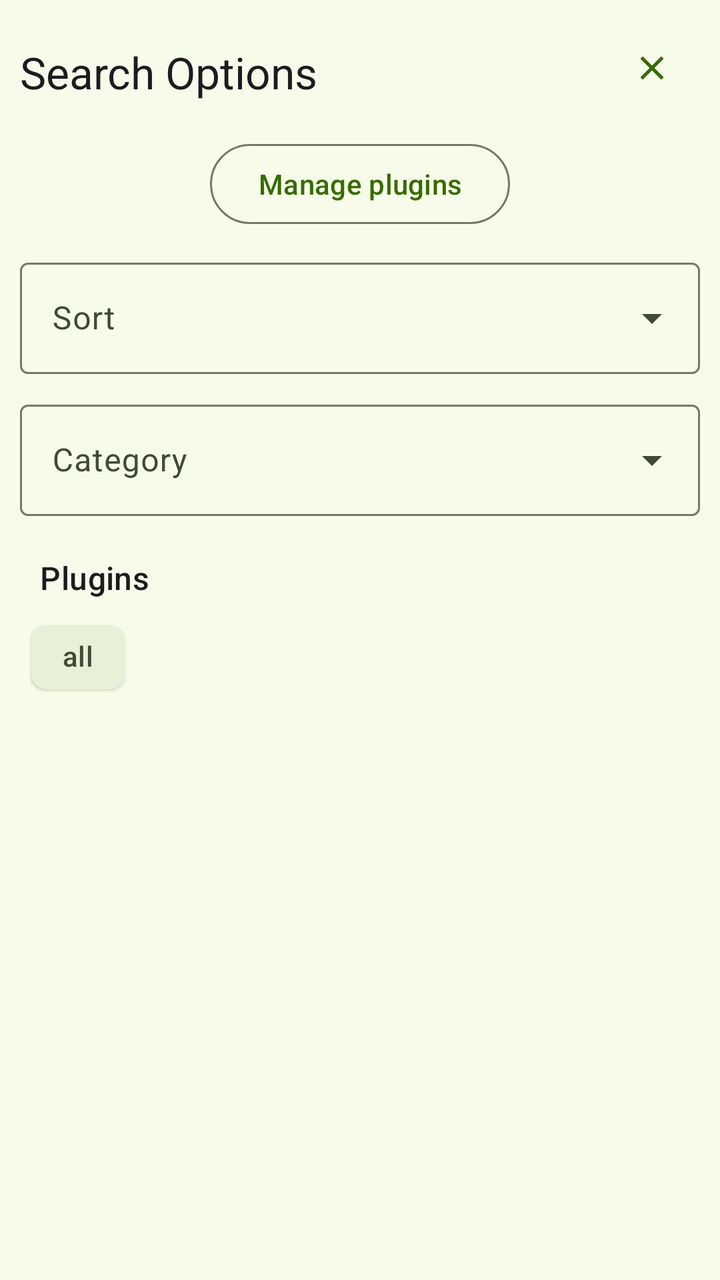
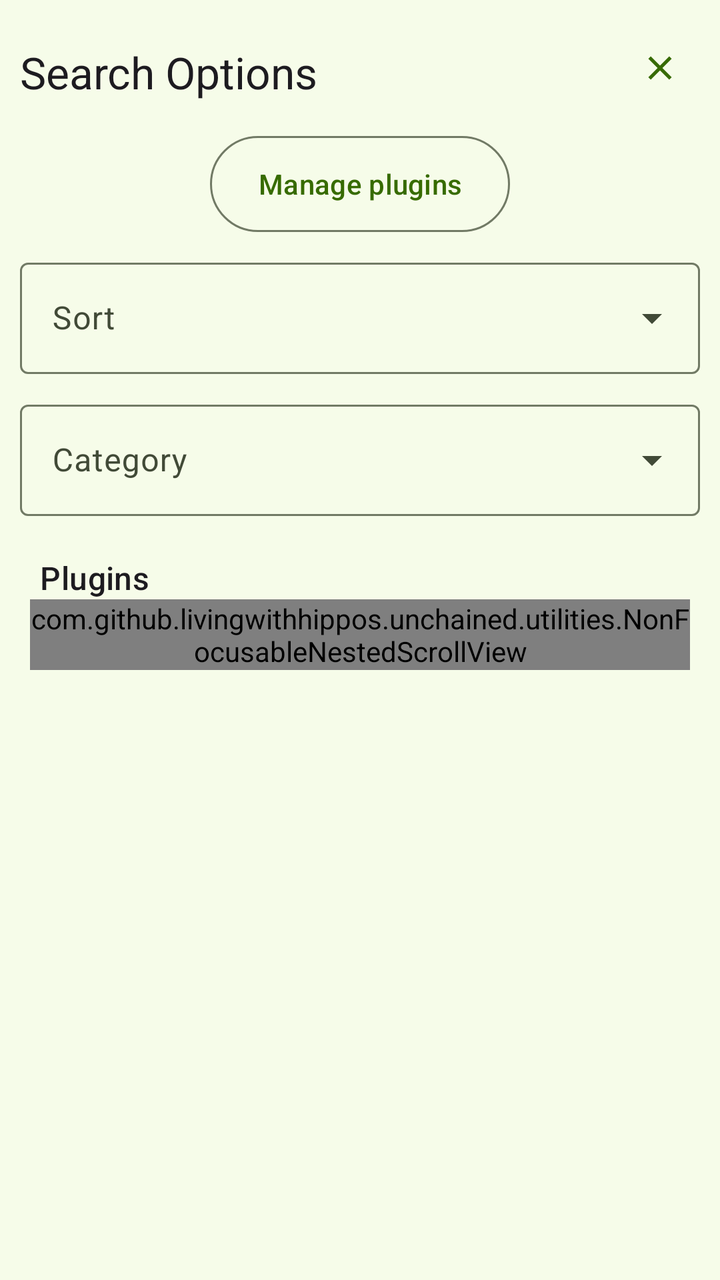

The first picture is an Android layout as it rendered before a commit; the second is the same layout after the commit. The layout source and the unified diff follow.
<!-- AndroidManifest.xml: application theme Theme.Unchained.Material3.Green.One -->
<!-- res/layout/sidesheet_search_plugins_options.xml -->
<LinearLayout
    xmlns:android="http://schemas.android.com/apk/res/android"
    xmlns:app="http://schemas.android.com/apk/res-auto"
    android:id="@+id/optionsSideSheet"
    style="@style/Widget.Material3.SideSheet.Modal"
    android:layout_width="256dp"
    android:layout_height="match_parent"
    android:orientation="vertical"
    android:padding="10dp"
    app:layout_behavior="com.google.android.material.sidesheet.SideSheetBehavior">

    <LinearLayout
        android:layout_width="match_parent"
        android:layout_height="wrap_content"
        android:orientation="horizontal"
        android:gravity="center_vertical"
        >

    <TextView
        android:id="@+id/tvTitle"
        android:layout_width="0dp"
        android:layout_weight="1"
        android:layout_height="wrap_content"
        android:layout_marginTop="2dp"
        android:text="@string/search_options"
        android:textAppearance="?attr/textAppearanceTitleLarge"
        />

    <Button
        android:id="@+id/closeButton"
        style="?attr/materialIconButtonStyle"
        android:layout_width="wrap_content"
        android:layout_height="wrap_content"
        app:icon="@drawable/icon_close"
        />
    </LinearLayout>

<Button
        android:id="@+id/btnOpenRepositories"
        style="?attr/materialButtonOutlinedStyle"
        android:layout_width="wrap_content"
        android:layout_height="wrap_content"
        android:layout_marginTop="10dp"
        android:text="@string/manage_plugins"
        android:layout_gravity="center" />

    <com.google.android.material.textfield.TextInputLayout
        android:id="@+id/sortingPicker"
        style="@style/Widget.Material3.TextInputLayout.OutlinedBox.ExposedDropdownMenu"
        android:layout_width="match_parent"
        android:layout_height="wrap_content"
        android:layout_marginTop="10dp"
        >

        <AutoCompleteTextView
            android:id="@+id/sortingPickerTextView"
            android:layout_width="match_parent"
            android:layout_height="wrap_content"
            android:hint="@string/sort"
            android:inputType="none"
            app:simpleItems="@array/search_sorting" />
    </com.google.android.material.textfield.TextInputLayout>

    <com.google.android.material.textfield.TextInputLayout
        android:id="@+id/categoryPicker"
        style="@style/Widget.Material3.TextInputLayout.OutlinedBox.ExposedDropdownMenu"
        android:layout_width="match_parent"
        android:layout_height="wrap_content"
        android:layout_marginTop="10dp"
        >

        <AutoCompleteTextView
            android:id="@+id/categoryPickerTextView"
            android:layout_width="match_parent"
            android:layout_height="wrap_content"
            android:hint="@string/category"
            android:inputType="none"
            app:simpleItems="@array/search_categories" />

    </com.google.android.material.textfield.TextInputLayout>

    <com.google.android.material.card.MaterialCardView
        android:id="@+id/cvPlugins"
        style="@style/Widget.Material3.CardView.Outlined"
        android:layout_width="match_parent"
        android:layout_height="wrap_content"
        android:layout_marginTop="10dp"
        android:checkable="false"
        android:clickable="false"
        android:focusable="false"
        app:cardBackgroundColor="@android:color/transparent"
        app:cardElevation="0dp"
        app:strokeWidth="0dp">

        <LinearLayout
            android:layout_width="match_parent"
            android:layout_height="wrap_content"
            android:orientation="vertical"
            android:padding="5dp">

            <TextView
                android:layout_width="wrap_content"
                android:layout_height="wrap_content"
                android:layout_marginStart="5dp"
                android:layout_marginTop="5dp"
                android:text="@string/plugins"
                android:textAppearance="?attr/textAppearanceTitleMedium" />

            
            <androidx.core.widget.NestedScrollView
                android:layout_width="match_parent"
                android:layout_height="match_parent">

                <com.google.android.material.chip.ChipGroup
                    android:id="@+id/pluginsChipGroup"
                    android:layout_width="match_parent"
                    android:layout_height="wrap_content"
                    android:layout_marginTop="5dp"
                    app:chipSpacingVertical="3dp">

                    <com.google.android.material.chip.Chip
                        android:id="@+id/allPluginsChip"
                        style="@style/Widget.Material3.Chip.Filter.Elevated"
                        android:layout_width="wrap_content"
                        android:layout_height="wrap_content"
                        android:checked="false"
                        android:text="@string/all" />
                </com.google.android.material.chip.ChipGroup>
            </androidx.core.widget.NestedScrollView>
        </LinearLayout>
    </com.google.android.material.card.MaterialCardView>
</LinearLayout>
<!-- resources referenced by this layout -->
<resources>
  <style name="Theme.Unchained.Material3" parent="Theme.Material3.Light.NoActionBar">
          <item name="appBarLayoutStyle">@style/Widget.App.AppBarLayout</item>
          <item name="toolbarStyle">@style/Widget.App.Toolbar</item>
          
          <item name="mainBackground">@drawable/bg_solid</item>
      </style>
  <!-- unchanged entries left out for length: 80 -->
</resources>

<!-- the commit's change to res/layout/sidesheet_search_plugins_options.xml (unified diff, before → after) -->
@@ -107,7 +107,7 @@
                 android:textAppearance="?attr/textAppearanceTitleMedium" />
 
             
-            <androidx.core.widget.NestedScrollView
+            <com.github.livingwithhippos.unchained.utilities.NonFocusableNestedScrollView
                 android:layout_width="match_parent"
                 android:layout_height="match_parent">
 
@@ -120,13 +120,13 @@
 
                     <com.google.android.material.chip.Chip
                         android:id="@+id/allPluginsChip"
-                        style="@style/Widget.Material3.Chip.Filter.Elevated"
+                        style="@style/Widget.Unchained.Chip.FilterElevated"
                         android:layout_width="wrap_content"
                         android:layout_height="wrap_content"
                         android:checked="false"
                         android:text="@string/all" />
                 </com.google.android.material.chip.ChipGroup>
-            </androidx.core.widget.NestedScrollView>
+            </com.github.livingwithhippos.unchained.utilities.NonFocusableNestedScrollView>
         </LinearLayout>
     </com.google.android.material.card.MaterialCardView>
 </LinearLayout>
<!-- resource entries referenced after the edit -->
@@ -1,11 +1,141 @@
 <!-- resources referenced by this layout -->
 <resources>
+  <style name="Widget.Unchained.Chip.FilterElevated" parent="Widget.Material3.Chip.Filter.Elevated">
+          <item name="android:foreground">@drawable/focus_ring_control</item>
+      </style>
+  <!-- drawable focus_ring_control (drawable) -->
+  <?xml version="1.0" encoding="utf-8"?>
+  <selector xmlns:android="http://schemas.android.com/apk/res/android">
+      <item android:state_focused="true">
+          <shape android:shape="rectangle">
+              <corners android:radius="8dp" />
+              <solid android:color="@color/focus_fill" />
+              <stroke android:width="@dimen/focus_stroke_width" android:color="?attr/colorPrimary" />
+          </shape>
+      </item>
+      <item>
+          <shape android:shape="rectangle">
+              <solid android:color="@android:color/transparent" />
+          </shape>
+      </item>
+  </selector>
   <style name="Theme.Unchained.Material3" parent="Theme.Material3.Light.NoActionBar">
           <item name="appBarLayoutStyle">@style/Widget.App.AppBarLayout</item>
           <item name="toolbarStyle">@style/Widget.App.Toolbar</item>
           
           <item name="mainBackground">@drawable/bg_solid</item>
+  
+          
+          <item name="materialButtonStyle">@style/Widget.Unchained.Button</item>
+          <item name="materialButtonOutlinedStyle">@style/Widget.Unchained.Button.Outlined</item>
+          <item name="borderlessButtonStyle">@style/Widget.Unchained.Button.Text</item>
+          <item name="materialIconButtonStyle">@style/Widget.Unchained.Button.Icon</item>
+          <item name="materialIconButtonFilledStyle">@style/Widget.Unchained.Button.IconFilled</item>
+          <item name="floatingActionButtonStyle">@style/Widget.Unchained.FloatingActionButton</item>
+          <item name="checkboxStyle">@style/Widget.Unchained.CheckBox</item>
+          <item name="materialSwitchStyle">@style/Widget.Unchained.Switch</item>
+          <item name="actionButtonStyle">@style/Widget.Unchained.ActionButton</item>
+          <item name="actionOverflowButtonStyle">@style/Widget.Unchained.ActionButton.Overflow</item>
+          <item name="toolbarNavigationButtonStyle">@style/Widget.Unchained.ActionButton.Navigation</item>
       </style>
+  <dimen name="focus_stroke_width">3dp</dimen>
+  <style name="Widget.Unchained.Button" parent="Widget.Material3.Button">
+          <item name="android:foreground">@drawable/focus_ring_pill</item>
+          <item name="android:insetTop">0dp</item>
+          <item name="android:insetBottom">0dp</item>
+      </style>
+  <style name="Widget.Unchained.Button.Outlined" parent="Widget.Material3.Button.OutlinedButton">
+          <item name="android:foreground">@drawable/focus_ring_pill</item>
+          <item name="android:insetTop">0dp</item>
+          <item name="android:insetBottom">0dp</item>
+      </style>
+  <style name="Widget.Unchained.Button.Text" parent="Widget.Material3.Button.TextButton">
+          <item name="android:foreground">@drawable/focus_ring_pill</item>
+          <item name="android:insetTop">0dp</item>
+          <item name="android:insetBottom">0dp</item>
+      </style>
+  <style name="Widget.Unchained.Button.Icon" parent="Widget.Material3.Button.IconButton">
+          <item name="android:foreground">@drawable/focus_ring_pill</item>
+          <item name="android:insetTop">0dp</item>
+          <item name="android:insetBottom">0dp</item>
+          <item name="android:insetLeft">0dp</item>
+          <item name="android:insetRight">0dp</item>
+      </style>
+  <style name="Widget.Unchained.Button.IconFilled" parent="Widget.Material3.Button.IconButton.Filled">
+          <item name="android:foreground">@drawable/focus_ring_pill</item>
+          <item name="android:insetTop">0dp</item>
+          <item name="android:insetBottom">0dp</item>
+          <item name="android:insetLeft">0dp</item>
+          <item name="android:insetRight">0dp</item>
+      </style>
+  <style name="Widget.Unchained.FloatingActionButton" parent="Widget.Material3.FloatingActionButton.Primary">
+          <item name="android:foreground">@drawable/focus_ring_fab</item>
+      </style>
+  <style name="Widget.Unchained.CheckBox" parent="Widget.Material3.CompoundButton.CheckBox">
+          <item name="android:foreground">@drawable/focus_ring_control</item>
+      </style>
+  <style name="Widget.Unchained.Switch" parent="Widget.Material3.CompoundButton.MaterialSwitch">
+          <item name="android:foreground">@drawable/focus_ring_control</item>
+      </style>
+  <style name="Widget.Unchained.ActionButton" parent="Widget.AppCompat.ActionButton">
+          <item name="android:foreground">@drawable/focus_ring_toolbar</item>
+      </style>
+  <style name="Widget.Unchained.ActionButton.Overflow" parent="Widget.AppCompat.ActionButton.Overflow">
+          <item name="android:foreground">@drawable/focus_ring_toolbar</item>
+      </style>
+  <style name="Widget.Unchained.ActionButton.Navigation" parent="Widget.AppCompat.Toolbar.Button.Navigation">
+          <item name="android:foreground">@drawable/focus_ring_toolbar</item>
+      </style>
+  <!-- drawable focus_ring_pill (drawable) -->
+  <?xml version="1.0" encoding="utf-8"?>
+  <selector xmlns:android="http://schemas.android.com/apk/res/android">
+      <item android:state_focused="true">
+          <shape android:shape="rectangle">
+              <corners android:radius="50dp" />
+              <solid android:color="@color/focus_fill" />
+              <stroke android:width="@dimen/focus_stroke_width" android:color="?attr/colorPrimary" />
+          </shape>
+      </item>
+      <item>
+          <shape android:shape="rectangle">
+              <solid android:color="@android:color/transparent" />
+          </shape>
+      </item>
+  </selector>
+  <!-- drawable focus_ring_fab (drawable) -->
+  <?xml version="1.0" encoding="utf-8"?>
+  <selector xmlns:android="http://schemas.android.com/apk/res/android">
+      <item android:state_focused="true">
+          <shape android:shape="rectangle">
+              <corners android:radius="16dp" />
+              <solid android:color="@color/focus_fill_on_container" />
+              <stroke
+                  android:width="@dimen/focus_stroke_width"
+                  android:color="?attr/colorOnPrimaryContainer" />
+          </shape>
+      </item>
+      <item>
+          <shape android:shape="rectangle">
+              <solid android:color="@android:color/transparent" />
+          </shape>
+      </item>
+  </selector>
+  <!-- drawable focus_ring_toolbar (drawable) -->
+  <?xml version="1.0" encoding="utf-8"?>
+  <selector xmlns:android="http://schemas.android.com/apk/res/android">
+      <item android:state_focused="true">
+          <shape android:shape="rectangle">
+              <corners android:radius="50dp" />
+              <solid android:color="@color/focus_fill_on_primary" />
+              <stroke android:width="@dimen/focus_stroke_width" android:color="?attr/colorOnPrimary" />
+          </shape>
+      </item>
+      <item>
+          <shape android:shape="rectangle">
+              <solid android:color="@android:color/transparent" />
+          </shape>
+      </item>
+  </selector>
   <!-- unchanged entries left out for length: 80 -->
 </resources>
 
